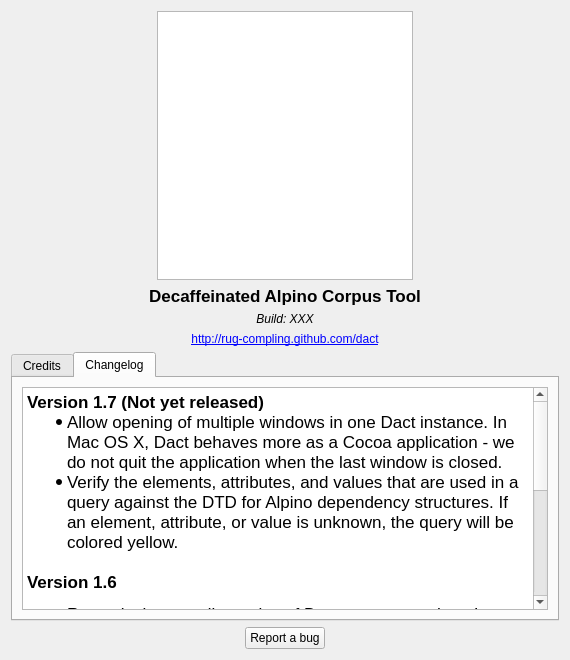
Qt form ui/AboutWindow.ui (rug-compling/dact) before a commit.
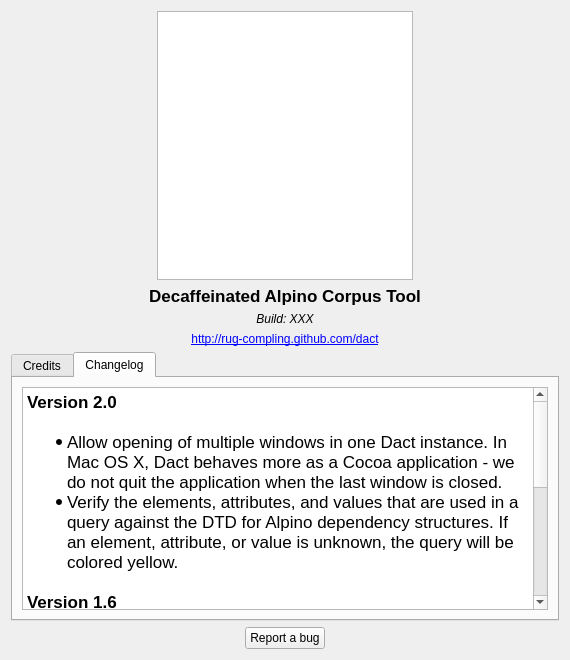
The same form after that commit. The open tabs and pages were chosen to show the change.

Commit message:
Update changelog: this is 2.0!
Congrats to everyone ;).

Diff of the .ui file:
```diff
--- a/ui/AboutWindow.ui
+++ b/ui/AboutWindow.ui
@@ -197,7 +197,8 @@
 &lt;html&gt;&lt;head&gt;&lt;meta name=&quot;qrichtext&quot; content=&quot;1&quot; /&gt;&lt;style type=&quot;text/css&quot;&gt;
 p, li { white-space: pre-wrap; }
 &lt;/style&gt;&lt;/head&gt;&lt;body style=&quot; font-family:'Lucida Grande'; font-size:13pt; font-weight:400; font-style:normal;&quot;&gt;
-&lt;p style=&quot; margin-top:0px; margin-bottom:0px; margin-left:0px; margin-right:0px; -qt-block-indent:0; text-indent:0px;&quot;&gt;&lt;span style=&quot; font-weight:600;&quot;&gt;Version 1.7 (Not yet released)&lt;/span&gt;&lt;/p&gt;
+&lt;p style=&quot; margin-top:0px; margin-bottom:0px; margin-left:0px; margin-right:0px; -qt-block-indent:0; text-indent:0px;&quot;&gt;&lt;span style=&quot; font-weight:600;&quot;&gt;Version 2.0&lt;/span&gt;&lt;/p&gt;
+&lt;p style=&quot;-qt-paragraph-type:empty; margin-top:0px; margin-bottom:0px; margin-left:0px; margin-right:0px; -qt-block-indent:0; text-indent:0px; font-weight:600;&quot;&gt;&lt;br /&gt;&lt;/p&gt;
 &lt;ul style=&quot;margin-top: 0px; margin-bottom: 0px; margin-left: 0px; margin-right: 0px; -qt-list-indent: 1;&quot;&gt;&lt;li style=&quot; margin-top:0px; margin-bottom:0px; margin-left:0px; margin-right:0px; -qt-block-indent:0; text-indent:0px;&quot;&gt;Allow opening of multiple windows in one Dact instance. In Mac OS X, Dact behaves more as a Cocoa application - we do not quit the application when the last window is closed.&lt;/li&gt;
 &lt;li style=&quot; margin-top:0px; margin-bottom:0px; margin-left:0px; margin-right:0px; -qt-block-indent:0; text-indent:0px;&quot;&gt;Verify the elements, attributes, and values that are used in a query against the DTD for Alpino dependency structures. If an element, attribute, or value is unknown, the query will be colored yellow.&lt;/li&gt;&lt;/ul&gt;
 &lt;p style=&quot;-qt-paragraph-type:empty; margin-top:0px; margin-bottom:0px; margin-left:0px; margin-right:0px; -qt-block-indent:0; text-indent:0px;&quot;&gt;&lt;br /&gt;&lt;/p&gt;
```
